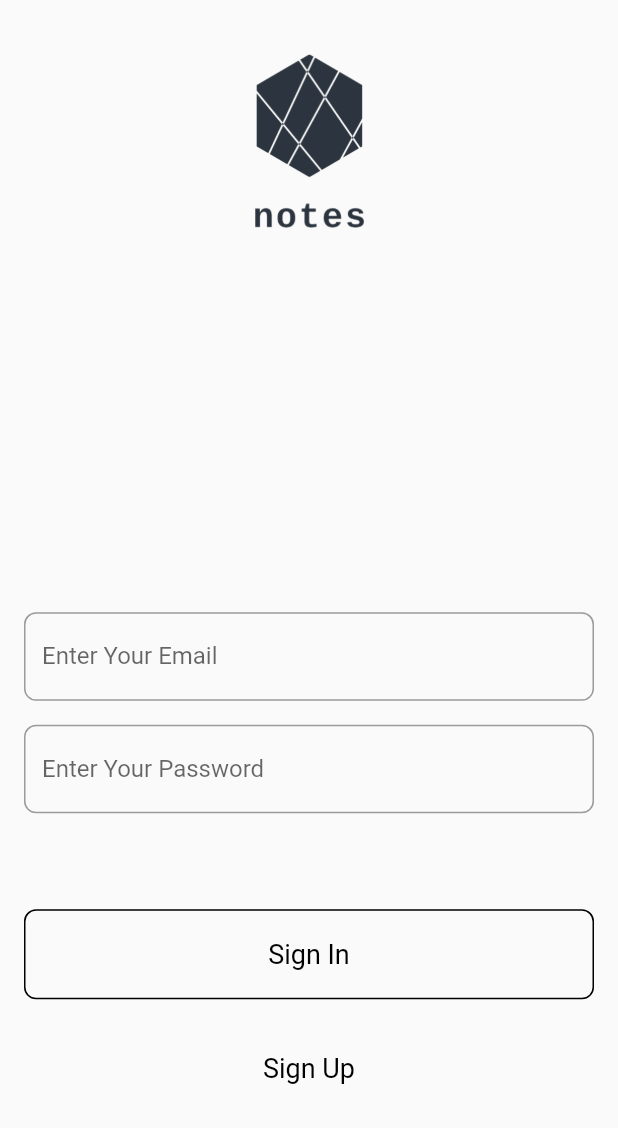
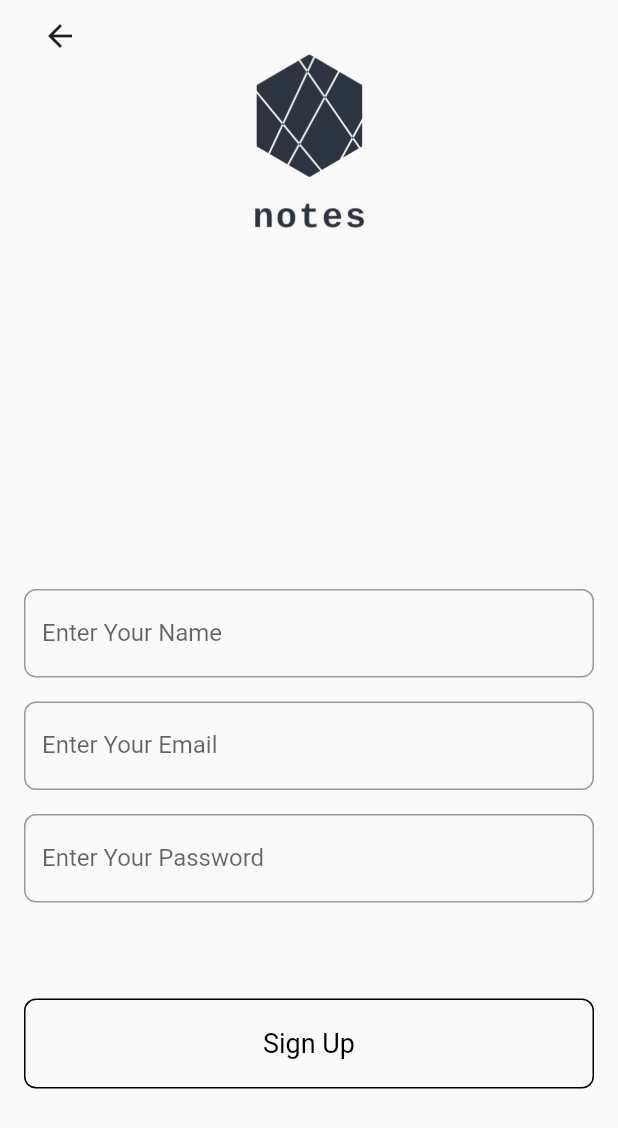
Before and after one commit to santaarturio/notes_flutter, a Flutter app: the screen it shows after launch, after a tap on "Sign Up", on a phone screen of 412 x 824 dp. Shown: the top 1128 px of the screen. Run offline on Flutter 3.47's test engine with Material 2 defaults, Android fonts, the phone set to English and light mode, and no system bars; our stand-ins replace copy_with_extension, dio, equatable, flutter_redux, redux, retrofit; generated files the repository leaves out were written again.

Commit message:
handle navigation

```diff
--- a/notes/lib/Modules/Login/screen.dart
+++ b/notes/lib/Modules/Login/screen.dart
@@ -1,6 +1,8 @@
-// ignore_for_file: file_names
+// ignore_for_file: file_names, avoid_print
 
+import 'package:flutter/cupertino.dart';
 import 'package:flutter/material.dart';
+import 'package:notes/Modules/Login/sign_up_connector.dart';
 
 // MARK: - Props
 class LoginProps {
@@ -41,7 +43,6 @@ class _LoginScreenState extends State<LoginScreen> {
   @override
   Widget build(BuildContext context) {
     return Scaffold(
-      // backgroundColor: Colors.white,
       body: SafeArea(
           child: Padding(
               padding: const EdgeInsets.all(16),
@@ -65,6 +66,12 @@ class _LoginScreenState extends State<LoginScreen> {
                   ),
                 ),
               ))),
+      floatingActionButton: props.canSignUp
+          ? Container()
+          : BackButton(onPressed: () {
+              Navigator.of(context).pop();
+            }),
+      floatingActionButtonLocation: FloatingActionButtonLocation.startTop,
     );
   }
 
@@ -146,7 +153,10 @@ class _LoginScreenState extends State<LoginScreen> {
         ? SizedBox(
             height: 60,
             child: TextButton(
-              onPressed: () {},
+              onPressed: () {
+                Navigator.of(context).push(MaterialPageRoute(
+                    builder: (context) => const SignUpConnector()));
+              },
               style: TextButton.styleFrom(
                 textStyle: const TextStyle(fontSize: 18),
                 primary: Colors.black,
--- /dev/null
+++ b/notes/lib/Modules/Login/sign_up_connector.dart
@@ -0,0 +1,31 @@
+import 'package:flutter/widgets.dart';
+import 'package:flutter_redux/flutter_redux.dart';
+import 'package:notes/Core/Action/login_actions.dart';
+import 'package:notes/Core/State/app_state.dart';
+import 'package:notes/Modules/Login/Screen.dart';
+import 'package:redux/redux.dart';
+
+class SignUpConnector extends StatelessWidget {
+  const SignUpConnector({Key? key}) : super(key: key);
+
+  LoginProps _converter(Store<AppState> store) {
+    final isLoginInProgress = store.state.user.loginInProgress;
+    const canSignUp = false;
+
+    void login(String? name, String email, String password) {
+      store.dispatch(LoginAction(
+          loginType: LoginType.signUp,
+          email: email,
+          password: password,
+          name: name));
+    }
+
+    return LoginProps(isLoginInProgress, canSignUp, login);
+  }
+
+  @override
+  Widget build(BuildContext context) => StoreConnector<AppState, LoginProps>(
+        converter: _converter,
+        builder: (context, props) => LoginScreen(props: props),
+      );
+}
```
